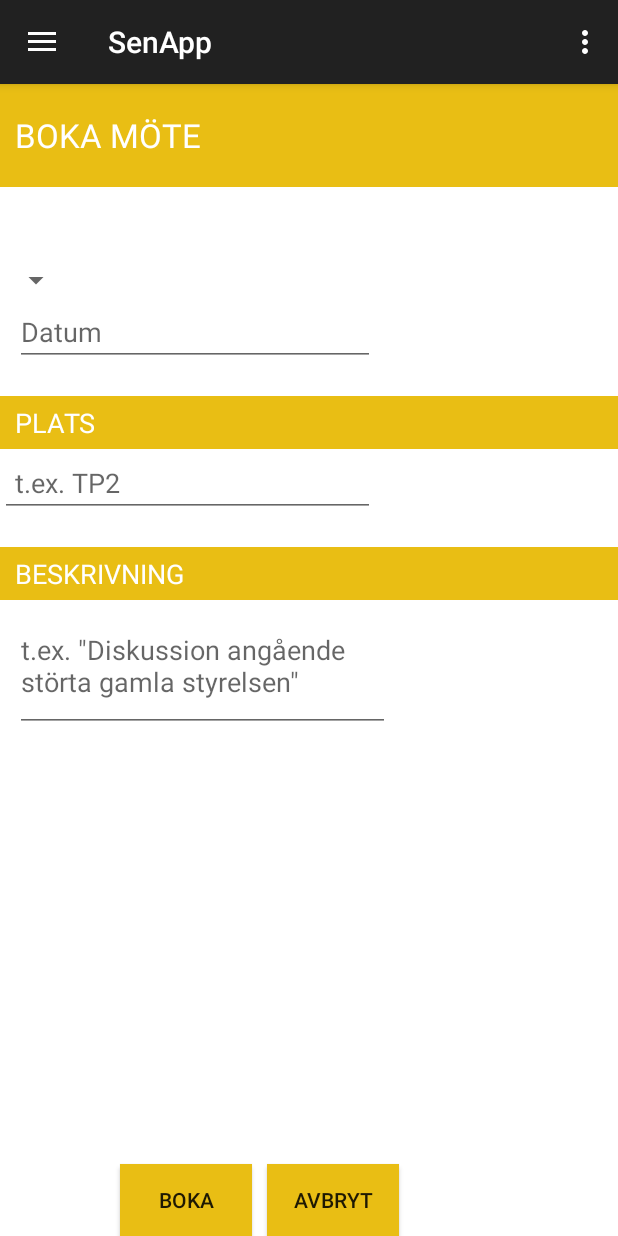
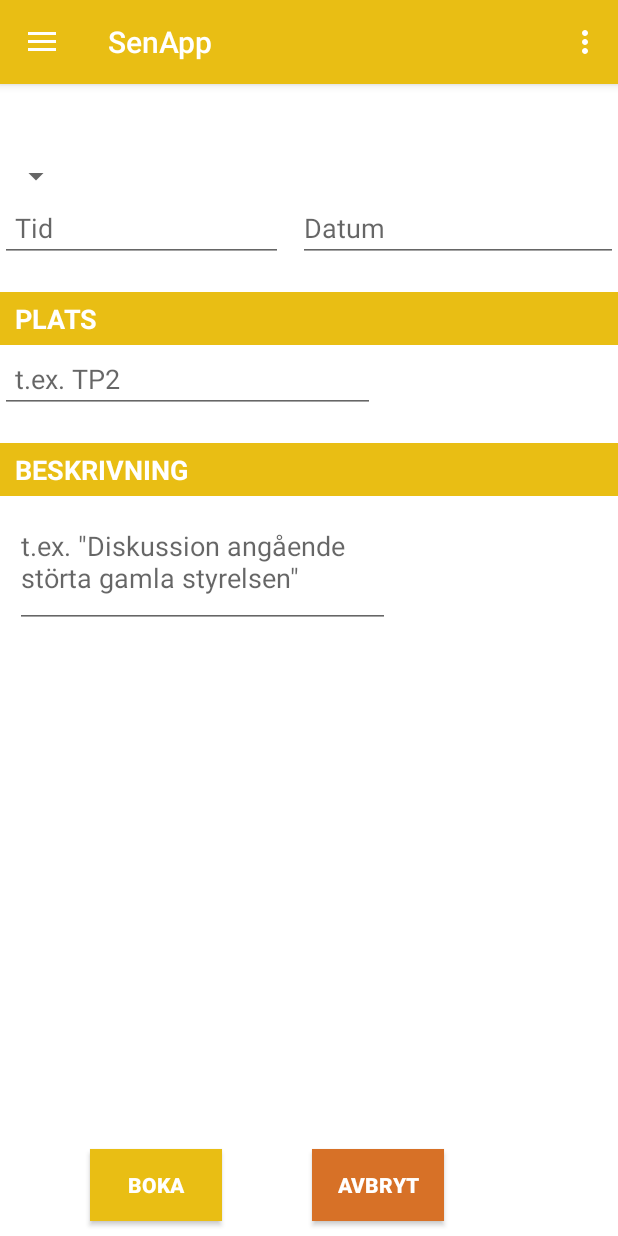
Before and after one commit to ettlitetlov/Drawer.senApp, an Android app: the fragment BookAMeeting placed in its activity, on a phone screen of 412 x 824 dp. Run offline under Robolectric (Android 15) with nearby library versions, the phone set to English and light mode, and no system bars.

Commit message:
Ändrat färgtema

```diff
--- a/app/src/main/res/layout/fragment_book_ameeting.xml
+++ b/app/src/main/res/layout/fragment_book_ameeting.xml
@@ -12,7 +12,6 @@
              android:layout_height="wrap_content"
              android:id="@+id/chooseGroup"
              android:spinnerMode="dialog"
-             android:layout_below="@+id/Titel"
              android:layout_alignParentStart="true"
              android:paddingLeft="10dp"
              android:layout_marginTop="50dp" />
@@ -22,6 +21,7 @@
              android:layout_height="wrap_content"
              android:textAppearance="?android:attr/textAppearanceMedium"
              android:text="PLATS"
+             android:textStyle="bold"
              android:textColor="#ffffff"
              android:id="@+id/place"
              android:layout_below="@+id/add_time"
@@ -47,6 +47,7 @@
              android:textAppearance="?android:attr/textAppearanceMedium"
              android:text="BESKRIVNING"
              android:textColor="#ffffff"
+             android:textStyle="bold"
              android:id="@+id/descriptionMeeting"
              android:layout_below="@+id/editText3"
              android:layout_alignParentStart="true"
@@ -72,21 +73,27 @@
              android:layout_width="wrap_content"
              android:layout_height="wrap_content"
              android:text="BOKA"
+             android:textColor="#ffffff"
+             android:textStyle="bold"
              android:id="@+id/createMeeting"
              android:nestedScrollingEnabled="false"
              android:background="#e9be14"
-             android:layout_marginRight="10dp"
-             android:layout_marginLeft="80dp"
-             android:layout_alignParentBottom="true"/>
+             android:layout_marginRight="60dp"
+             android:layout_marginLeft="50dp"
+             android:layout_marginBottom="10dp"
+             android:layout_alignTop="@+id/cancelMeeting"
+             android:layout_alignStart="@+id/MeetingDescription" />
 
     <Button
         android:layout_width="wrap_content"
         android:layout_height="wrap_content"
-        android:scaleType="fitXY"
         android:text="AVBRYT"
+        android:textStyle="bold"
+        android:textColor="#ffffff"
         android:id="@+id/cancelMeeting"
-        android:background="#e9be14"
+        android:background="#d77127"
         android:layout_alignParentBottom="true"
+        android:layout_marginBottom="10dp"
         android:layout_toRightOf="@+id/createMeeting" />
 
     <EditText
@@ -98,9 +105,9 @@
         android:layout_below="@+id/chooseGroup"
         android:layout_alignParentStart="true"
         android:autoText="false"
-        android:hint="Tiden"
+        android:hint="Tid"
         android:paddingLeft="10dp"
-        android:layout_toLeftOf="@+id/createMeeting" />
+        android:layout_toStartOf="@+id/add_Date" />
 
     <EditText
         android:layout_width="wrap_content"
@@ -108,25 +115,9 @@
         android:inputType="date"
         android:ems="10"
         android:id="@+id/add_Date"
-        android:layout_alignBottom="@+id/add_time"
-        android:layout_alignEnd="@+id/editText3"
-        android:layout_toEndOf="@+id/add_time"
         android:layout_marginLeft="10dp"
-        android:hint="Datum"/>
-
-    <TextView
-        android:layout_width="fill_parent"
-        android:layout_height="wrap_content"
-        android:textAppearance="?android:attr/textAppearanceLarge"
-        android:text="BOKA MÖTE"
-        android:textColor="#ffffff"
-        android:id="@+id/Titel"
-        android:background="#e9be14"
-        android:paddingBottom="20dp"
-        android:paddingTop="20dp"
-        android:paddingLeft="10dp"
-        android:layout_alignParentTop="true"
-        android:layout_alignParentStart="true"
+        android:hint="Datum"
+        android:layout_below="@+id/chooseGroup"
         android:layout_alignParentEnd="true" />
 
 
--- a/app/src/main/res/values/colors.xml
+++ b/app/src/main/res/values/colors.xml
@@ -17,4 +17,6 @@
     <color name="menu_background">#f23450</color>
     <color name="menu_pressed_background">#23f450</color>
     <color name="some_background">#3634f4</color>
+    <color name="primary_material_dark">#e9be14</color>
+    <color name="primary_dark_material_dark">#060500</color>
 </resources>
```
